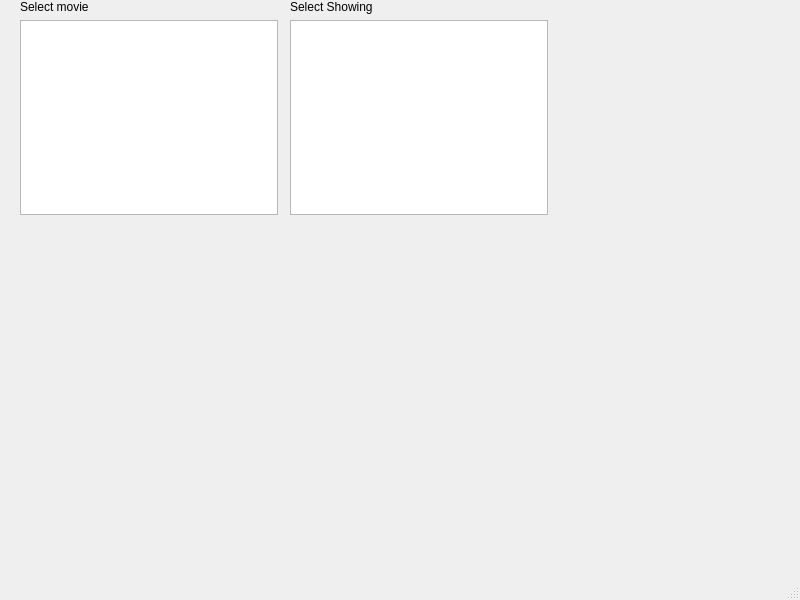
Aurux/movieReservation, file mainwindow.ui: the form before one commit.
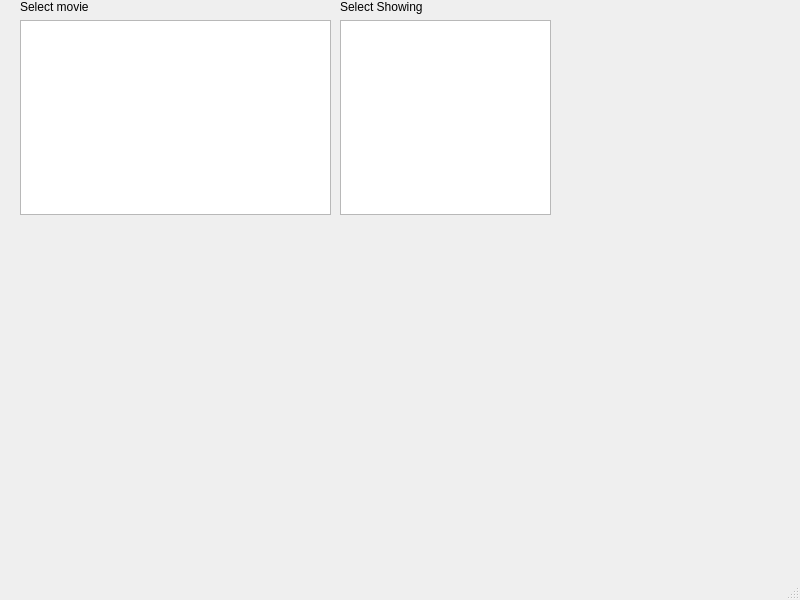
The form after the commit. Icons and pictures are not drawn.

Commit message: Setup showtime view

What changed in the file:
```diff
--- a/mainwindow.ui
+++ b/mainwindow.ui
@@ -23,7 +23,7 @@
      <rect>
       <x>20</x>
       <y>0</y>
-      <width>258</width>
+      <width>311</width>
       <height>215</height>
      </rect>
     </property>
@@ -46,6 +46,12 @@
        <property name="sortingEnabled">
         <bool>false</bool>
        </property>
+       <attribute name="horizontalHeaderVisible">
+        <bool>true</bool>
+       </attribute>
+       <attribute name="horizontalHeaderCascadingSectionResizes">
+        <bool>true</bool>
+       </attribute>
        <attribute name="verticalHeaderVisible">
         <bool>false</bool>
        </attribute>
@@ -56,9 +62,9 @@
    <widget class="QWidget" name="">
     <property name="geometry">
      <rect>
-      <x>290</x>
+      <x>340</x>
       <y>0</y>
-      <width>258</width>
+      <width>211</width>
       <height>215</height>
      </rect>
     </property>
@@ -71,7 +77,20 @@
       </widget>
      </item>
      <item>
-      <widget class="QTableView" name="screenTableView"/>
+      <widget class="QTableView" name="screenTableView">
+       <property name="showGrid">
+        <bool>false</bool>
+       </property>
+       <attribute name="horizontalHeaderCascadingSectionResizes">
+        <bool>true</bool>
+       </attribute>
+       <attribute name="verticalHeaderVisible">
+        <bool>false</bool>
+       </attribute>
+       <attribute name="verticalHeaderHighlightSections">
+        <bool>false</bool>
+       </attribute>
+      </widget>
      </item>
     </layout>
    </widget>
```
The commit also changes 2 other files.
